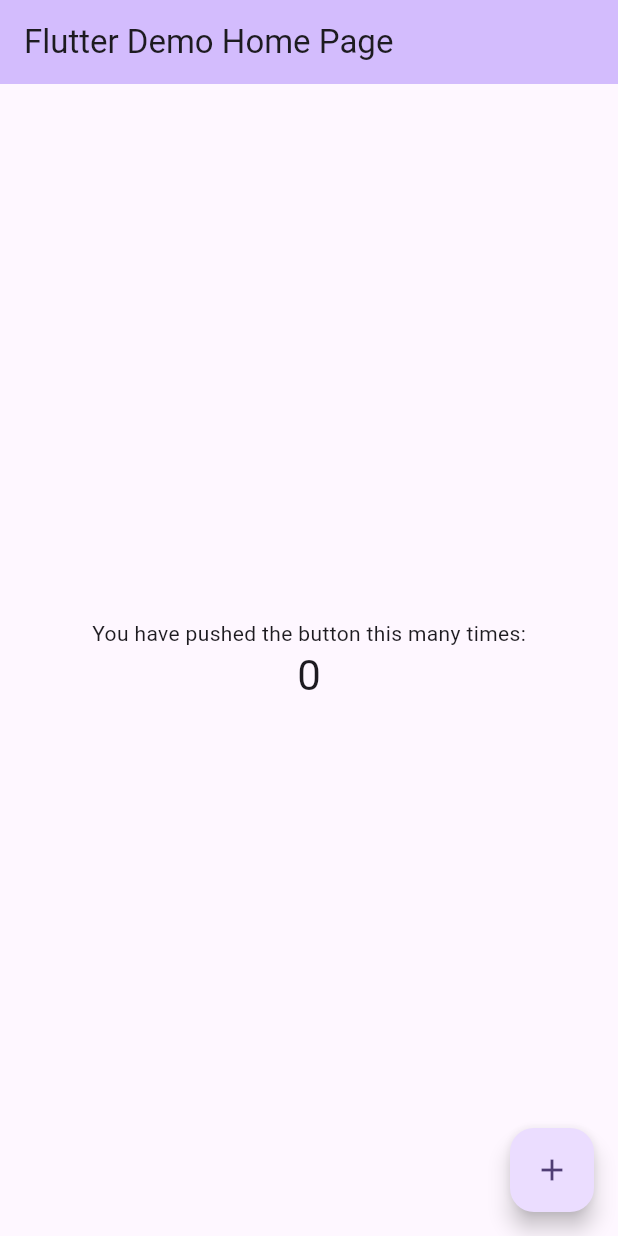
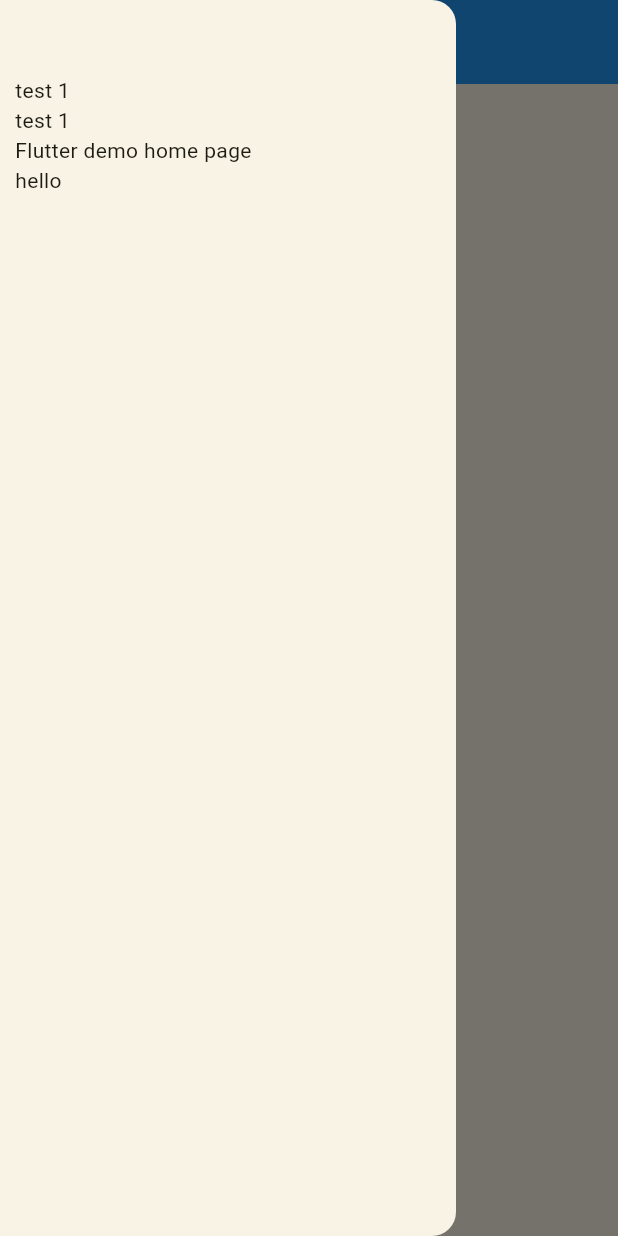
Before and after one commit to Skippyoftedal/IDATT2506_Project, a Flutter app: the screen it shows after launch, with the side drawer open (before the commit the screen has no drawer), on a phone screen of 412 x 824 dp. Run offline on Flutter 3.47's test engine with Material 3 defaults, Android fonts, the phone set to English and light mode, and no system bars.

```diff
--- /dev/null
+++ b/assets/userdata.json
@@ -0,0 +1,3 @@
+{
+  "username": "Tobias Oftedal"
+}
--- a/lib/main.dart
+++ b/lib/main.dart
@@ -1,125 +1,32 @@
+import 'dart:convert';
+import 'dart:io';
+
+import 'package:idatt2506_project/navigation/routes.dart';
+
 import 'package:flutter/material.dart';
 
-void main() {
-  runApp(const MyApp());
+
+Future<void> main() async {
+
+  runApp(const TodoApp());
 }
 
-class MyApp extends StatelessWidget {
-  const MyApp({super.key});
-
-  // This widget is the root of your application.
-  @override
-  Widget build(BuildContext context) {
-    return MaterialApp(
-      title: 'Flutter Demo',
-      theme: ThemeData(
-        // This is the theme of your application.
-        //
-        // TRY THIS: Try running your application with "flutter run". You'll see
-        // the application has a purple toolbar. Then, without quitting the app,
-        // try changing the seedColor in the colorScheme below to Colors.green
-        // and then invoke "hot reload" (save your changes or press the "hot
-        // reload" button in a Flutter-supported IDE, or press "r" if you used
-        // the command line to start the app).
-        //
-        // Notice that the counter didn't reset back to zero; the application
-        // state is not lost during the reload. To reset the state, use hot
-        // restart instead.
-        //
-        // This works for code too, not just values: Most code changes can be
-        // tested with just a hot reload.
-        colorScheme: ColorScheme.fromSeed(seedColor: Colors.deepPurple),
-        useMaterial3: true,
-      ),
-      home: const MyHomePage(title: 'Flutter Demo Home Page'),
-    );
-  }
-}
-
-class MyHomePage extends StatefulWidget {
-  const MyHomePage({super.key, required this.title});
-
-  // This widget is the home page of your application. It is stateful, meaning
-  // that it has a State object (defined below) that contains fields that affect
-  // how it looks.
-
-  // This class is the configuration for the state. It holds the values (in this
-  // case the title) provided by the parent (in this case the App widget) and
-  // used by the build method of the State. Fields in a Widget subclass are
-  // always marked "final".
-
-  final String title;
-
-  @override
-  State<MyHomePage> createState() => _MyHomePageState();
-}
-
-class _MyHomePageState extends State<MyHomePage> {
-  int _counter = 0;
-
-  void _incrementCounter() {
-    setState(() {
-      // This call to setState tells the Flutter framework that something has
-      // changed in this State, which causes it to rerun the build method below
-      // so that the display can reflect the updated values. If we changed
-      // _counter without calling setState(), then the build method would not be
-      // called again, and so nothing would appear to happen.
-      _counter++;
-    });
-  }
+class TodoApp extends StatelessWidget {
+  const TodoApp({super.key});
 
   @override
   Widget build(BuildContext context) {
-    // This method is rerun every time setState is called, for instance as done
-    // by the _incrementCounter method above.
-    //
-    // The Flutter framework has been optimized to make rerunning build methods
-    // fast, so that you can just rebuild anything that needs updating rather
-    // than having to individually change instances of widgets.
-    return Scaffold(
-      appBar: AppBar(
-        // TRY THIS: Try changing the color here to a specific color (to
-        // Colors.amber, perhaps?) and trigger a hot reload to see the AppBar
-        // change color while the other colors stay the same.
-        backgroundColor: Theme.of(context).colorScheme.inversePrimary,
-        // Here we take the value from the MyHomePage object that was created by
-        // the App.build method, and use it to set our appbar title.
-        title: Text(widget.title),
+
+    return MaterialApp(
+      title: 'Flutter Demo',
+      debugShowCheckedModeBanner: false,
+      theme: ThemeData(
+        colorScheme: ColorScheme.fromSeed(seedColor: Colors.yellow),
+        useMaterial3: true,
       ),
-      body: Center(
-        // Center is a layout widget. It takes a single child and positions it
-        // in the middle of the parent.
-        child: Column(
-          // Column is also a layout widget. It takes a list of children and
-          // arranges them vertically. By default, it sizes itself to fit its
-          // children horizontally, and tries to be as tall as its parent.
-          //
-          // Column has various properties to control how it sizes itself and
-          // how it positions its children. Here we use mainAxisAlignment to
-          // center the children vertically; the main axis here is the vertical
-          // axis because Columns are vertical (the cross axis would be
-          // horizontal).
-          //
-          // TRY THIS: Invoke "debug painting" (choose the "Toggle Debug Paint"
-          // action in the IDE, or press "p" in the console), to see the
-          // wireframe for each widget.
-          mainAxisAlignment: MainAxisAlignment.center,
-          children: <Widget>[
-            const Text(
-              'You have pushed the button this many times:',
-            ),
-            Text(
-              '$_counter',
-              style: Theme.of(context).textTheme.headlineMedium,
-            ),
-          ],
-        ),
-      ),
-      floatingActionButton: FloatingActionButton(
-        onPressed: _incrementCounter,
-        tooltip: 'Increment',
-        child: const Icon(Icons.add),
-      ), // This trailing comma makes auto-formatting nicer for build methods.
+      home: getMainPage(),
+      routes: getRoutesForRouter(),
     );
   }
+
 }
--- /dev/null
+++ b/lib/model/user_info.dart
@@ -0,0 +1,5 @@
+class UserInfo{
+  String name;
+  UserInfo(this.name);
+
+}
--- /dev/null
+++ b/lib/navigation/app_bar.dart
@@ -0,0 +1,16 @@
+import 'package:flutter/material.dart';
+
+class TodoAppBar extends StatelessWidget implements PreferredSizeWidget {
+  const TodoAppBar({super.key});
+
+  @override
+  Widget build(BuildContext context) {
+    return AppBar(
+      title: const Text('Home'),
+      backgroundColor: Colors.blue,
+    );
+  }
+
+  @override
+  Size get preferredSize => const Size.fromHeight(kToolbarHeight);
+}
--- /dev/null
+++ b/lib/navigation/app_drawer.dart
@@ -0,0 +1,42 @@
+import 'package:idatt2506_project/navigation/route_widget.dart';
+import 'package:idatt2506_project/navigation/routes.dart';
+import 'package:flutter/material.dart';
+
+class AppDrawer extends StatefulWidget {
+  const AppDrawer({super.key});
+
+  @override
+  State<StatefulWidget> createState() {
+    return AppDrawerState();
+  }
+}
+
+class AppDrawerState extends State<AppDrawer> {
+
+  @override
+  initState()  {
+
+    getData();
+
+    super.initState();
+  }
+
+  getData() async {
+    var list = await getList(context, "assets/lists/hyttetur.json");
+    print("found $list");
+    var allLists = await getAllLists(context);
+  }
+
+  @override
+  Widget build(BuildContext context) {
+    return Drawer(
+      child: ListView(
+        padding: const EdgeInsets.only(left: 10, top: 50),
+        children: [
+          for (var route in getAllRoutes()) RouteWidget(route: route),
+          const Text("hello")
+        ],
+      ),
+    );
+  }
+}
--- /dev/null
+++ b/lib/navigation/route_widget.dart
@@ -0,0 +1,15 @@
+import 'package:flutter/material.dart';
+import 'package:idatt2506_project/navigation/routes.dart';
+
+class RouteWidget extends StatelessWidget {
+  final TodoRoute route;
+
+  const RouteWidget({super.key, required this.route});
+
+  @override
+  Widget build(BuildContext context) {
+    return Row(
+      children: [Text(route.prettyName)],
+    );
+  }
+}
--- /dev/null
+++ b/lib/navigation/routes.dart
@@ -0,0 +1,58 @@
+import 'dart:convert';
+import 'dart:developer';
+import 'dart:io';
+
+import 'package:idatt2506_project/model/todo_list.dart';
+import 'package:idatt2506_project/navigation/test_pages.dart';
+import 'package:flutter/material.dart';
+import 'package:flutter/services.dart';
+import 'dart:io' as io;
+
+import '../pages/home_page.dart';
+
+class TodoRoute {
+  final String prettyName;
+  final String route;
+  final Widget Function(BuildContext) component;
+
+  TodoRoute(this.prettyName, this.route, this.component);
+}
+
+List<TodoRoute> getAllRoutes() {
+  return [
+    TodoRoute(
+        "test 1", "/test1", (_) => const TestPage(pageTitle: "test page 1")),
+    TodoRoute(
+        "test 1", "/test1", (_) => const TestPage(pageTitle: "test page 1")),
+    TodoRoute("Flutter demo home page", "/home",
+        (_) => MyHomePage(title: 'Flutter Demo Home Page'))
+  ];
+}
+
+Map<String, Widget Function(BuildContext)> getRoutesForRouter() =>
+    {for (var route in getAllRoutes()) route.route: route.component};
+
+TestPage getMainPage() => const TestPage(pageTitle: "This is the default page");
+
+
+
+
+Future<TodoList> getList(BuildContext context, String fileLocation) async {
+  String data = await DefaultAssetBundle.of(context).loadString(fileLocation);
+  final json = jsonDecode(data);
+  var todoList = TodoList.fromJson(json);
+  return todoList;
+}
+
+
+
+
+Future<List<TodoList>> getAllLists(BuildContext context) async{
+  // import 'package:path_provider/path_provider.dart';
+  //
+  // final Directory appDocumentsDir = await getApplicationDocumentsDirectory();
+  // print(appDocumentsDir);
+
+  return List.empty();
+
+}
--- /dev/null
+++ b/lib/navigation/standard_scaffold.dart
@@ -0,0 +1,19 @@
+import 'package:idatt2506_project/navigation/app_bar.dart';
+import 'package:idatt2506_project/navigation/app_drawer.dart';
+import 'package:flutter/material.dart';
+
+class StandardScaffold extends StatelessWidget {
+  StandardScaffold({super.key, required this.body});
+  Widget body;
+
+
+  @override
+  Widget build(BuildContext context) {
+    return Scaffold(
+      appBar: const TodoAppBar(),
+      body: body,
+      drawer: AppDrawer(),
+    );
+
+  }
+}
--- /dev/null
+++ b/lib/navigation/test_pages.dart
@@ -0,0 +1,32 @@
+import 'package:idatt2506_project/navigation/app_drawer.dart';
+import 'package:idatt2506_project/navigation/standard_scaffold.dart';
+import 'package:flutter/material.dart';
+
+class TestPage extends StatelessWidget {
+  final String pageTitle;
+
+  const TestPage({super.key, required this.pageTitle});
+
+  @override
+  Widget build(BuildContext context) {
+    return StandardScaffold(
+      body: Center(
+        child: ListView(
+          children: [
+            Text(pageTitle),
+            Builder(
+              builder: (context) {
+                return MaterialButton(
+                  child: const Text("Press"),
+                  onPressed: () {
+                    Scaffold.of(context).openDrawer();
+                  },
+                );
+              },
+            ),
+          ],
+        ),
+      ),
+    );
+  }
+}
--- a/pubspec.yaml
+++ b/pubspec.yaml
@@ -60,8 +60,8 @@ flutter:
   uses-material-design: true
 
   # To add assets to your application, add an assets section, like this:
-  # assets:
-  #   - images/a_dot_burr.jpeg
+  assets:
+    - assets/
   #   - images/a_dot_ham.jpeg
 
   # An image asset can refer to one or more resolution-specific "variants", see
```
Also changed, not shown: assets/lists/hyttetur.json (added, +14 -0 lines), assets/lists/middag.json (added, +17 -0 lines), lib/data/list_examples.dart (added, +18 -0 lines), lib/model/todo_item.dart (added, +15 -0 lines), lib/model/todo_list.dart (added, +21 -0 lines), lib/navigation/menu.dart (added, +38 -0 lines), lib/navigation/menu_item.dart (added, +29 -0 lines), lib/pages/home_page.dart (added, +24 -0 lines), lib/todo_item_widget.dart (added, +42 -0 lines), 4 other files.
